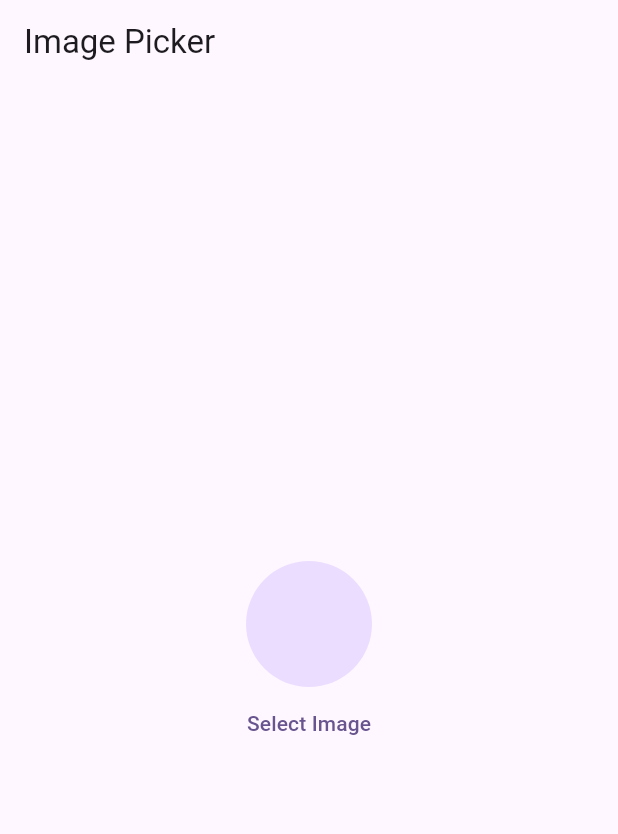
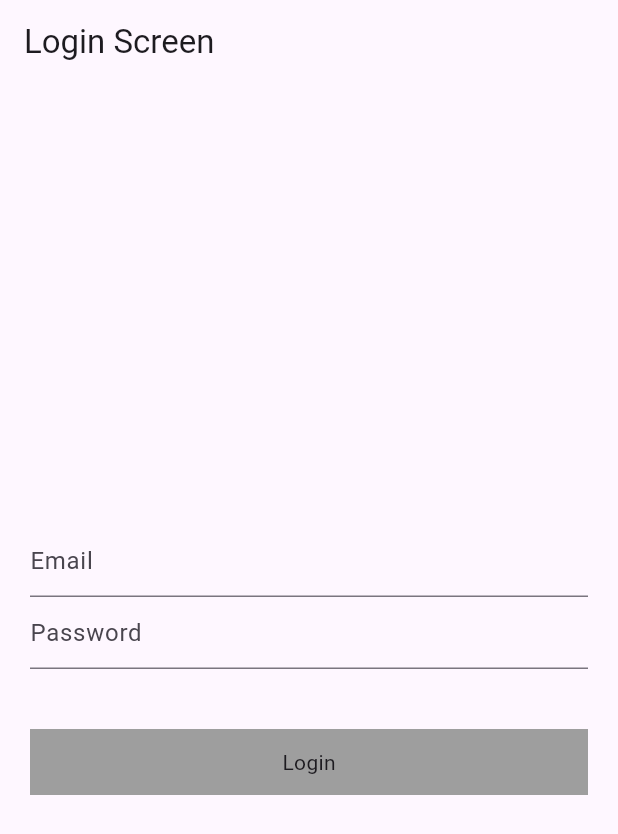
Before and after one commit to AleeHassan0/Get-X, a Flutter app: the screen it shows after launch, on a phone screen of 412 x 824 dp. Shown: the top 834 px of the screen. Run offline on Flutter 3.47's test engine with Material 3 defaults, Android fonts, the phone set to English and light mode, and no system bars; our stand-ins replace get, image_picker.

Commit message:
login api integration with getX

```diff
--- /dev/null
+++ b/lib/LoginSignUp/loginController.dart
@@ -0,0 +1,34 @@
+import 'dart:convert';
+
+import 'package:flutter/material.dart';
+import 'package:get/get.dart';
+import 'package:http/http.dart';
+
+class Logincontroller extends GetxController {
+  final emailController = TextEditingController().obs;
+  final passwordController = TextEditingController().obs;
+  RxBool loading = false.obs;
+  void loginApi() async {
+    loading.value = true;
+    try {
+      final response = await post(Uri.parse('https://reqres.in/api/login'),
+          body: {
+            'email': emailController.value.text,
+            'password': passwordController.value.text
+          });
+      var data = jsonDecode(response.body);
+      print(response.statusCode);
+      print(data);
+      if (response.statusCode == 200) {
+        loading.value = false;
+        Get.snackbar('Login Successful', 'Congratulations');
+      } else {
+        loading.value = false;
+        Get.snackbar('Login', data['error']);
+      }
+    } catch (e) {
+      loading.value = false;
+      Get.snackbar('Exception', e.toString());
+    }
+  }
+}
--- /dev/null
+++ b/lib/LoginSignUp/loginScreen.dart
@@ -0,0 +1,55 @@
+import 'package:flutter/material.dart';
+import 'package:get/get.dart';
+import 'package:getx/LoginSignUp/loginController.dart';
+
+class Loginscreen extends StatefulWidget {
+  const Loginscreen({super.key});
+
+  @override
+  State<Loginscreen> createState() => _LoginscreenState();
+}
+
+class _LoginscreenState extends State<Loginscreen> {
+  Logincontroller logincontroller = Get.put(Logincontroller());
+  @override
+  Widget build(BuildContext context) {
+    return Scaffold(
+      appBar: AppBar(
+        title: const Text("Login Screen"),
+      ),
+      body: Padding(
+        padding: const EdgeInsets.symmetric(horizontal: 20),
+        child: Column(
+          mainAxisAlignment: MainAxisAlignment.center,
+          children: [
+            TextFormField(
+              controller: logincontroller.emailController.value,
+              decoration: const InputDecoration(hintText: 'Email'),
+            ),
+            TextFormField(
+              controller: logincontroller.passwordController.value,
+              decoration: const InputDecoration(hintText: 'Password'),
+            ),
+            const SizedBox(
+              height: 40,
+            ),
+            Obx(() {
+              return InkWell(
+                onTap: () {
+                  logincontroller.loginApi();
+                },
+                child: Container(
+                  height: 44,
+                  color: Colors.grey,
+                  child: logincontroller.loading.value
+                      ? const CircularProgressIndicator()
+                      : const Center(child: Text('Login')),
+                ),
+              );
+            })
+          ],
+        ),
+      ),
+    );
+  }
+}
--- a/lib/main.dart
+++ b/lib/main.dart
@@ -1,6 +1,6 @@
 import 'package:flutter/material.dart';
 import 'package:get/route_manager.dart';
-import 'package:getx/imagePicker/image_picker_screen.dart';
+import 'package:getx/LoginSignUp/loginScreen.dart';
 import 'package:getx/languages/languages.dart';
 
 void main() {
@@ -24,7 +24,7 @@ class MyApp extends StatelessWidget {
         colorScheme: ColorScheme.fromSeed(seedColor: Colors.deepPurple),
         useMaterial3: true,
       ),
-      home: const ImagePickerScreen(),
+      home: const Loginscreen(),
     );
   }
 }
--- a/pubspec.yaml
+++ b/pubspec.yaml
@@ -37,6 +37,7 @@ dependencies:
   cupertino_icons: ^1.0.8
   get: ^4.6.6
   image_picker: ^1.1.2
+  http: ^1.2.2
 
 dev_dependencies:
   flutter_test:
```
Also changed, not shown: pubspec.lock.
